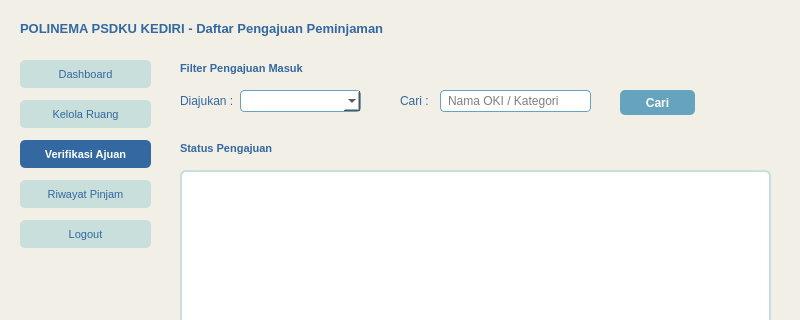
Old version of the form ui/verifikasi_ajuan_BMN.ui in the repository Ariel-F-S/SistemPeminjamanRuangPolinemaKampusKediri; both pictures show x 0 to 800 and y 0 to 320 of the 800 by 600 pixel window.
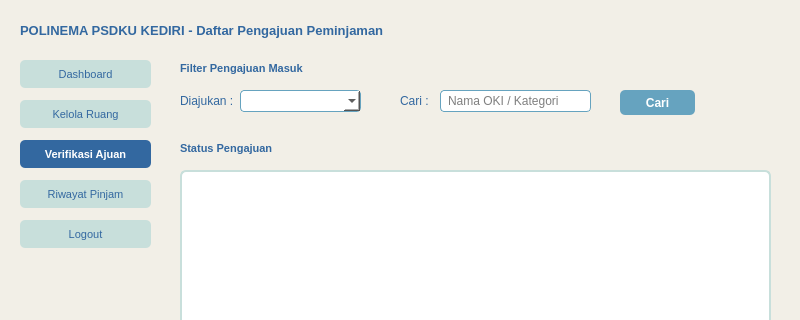
New version of the form. Icons and pictures are not drawn.

Patch:
```diff
--- a/ui/verifikasi_ajuan_BMN.ui
+++ b/ui/verifikasi_ajuan_BMN.ui
@@ -31,8 +31,8 @@
      <rect>
       <x>20</x>
       <y>20</y>
-      <width>401</width>
-      <height>16</height>
+      <width>591</width>
+      <height>21</height>
      </rect>
     </property>
     <property name="font">
```
